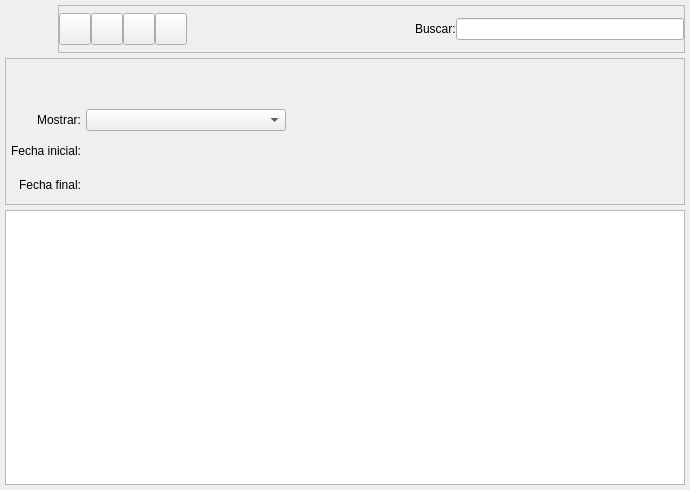
Qt form bulmages/bulmafact/plugins/pluginbf_trazabilidad/movimientosbase.ui (eboladev/Bulmages-1) before a commit.
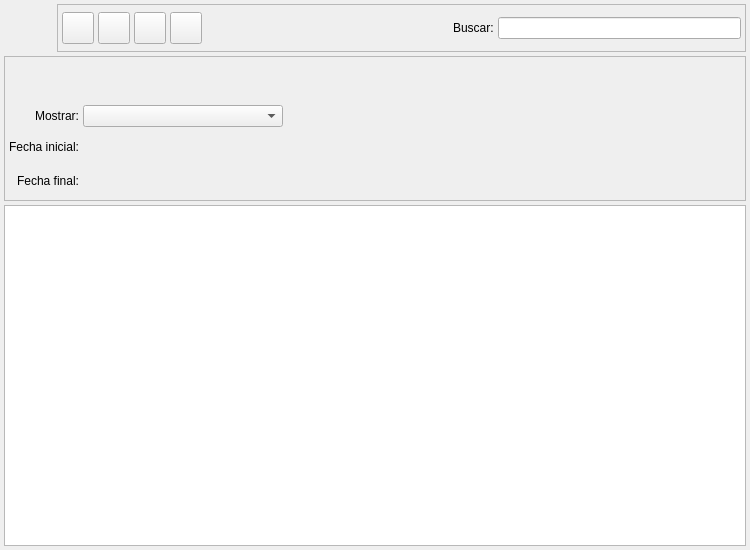
The same form after that commit. Icons and pictures are not drawn. Custom widgets are drawn as their Qt base class.

```diff
--- a/bulmages/bulmafact/plugins/pluginbf_trazabilidad/movimientosbase.ui
+++ b/bulmages/bulmafact/plugins/pluginbf_trazabilidad/movimientosbase.ui
@@ -10,10 +10,16 @@
    <rect>
     <x>0</x>
     <y>0</y>
-    <width>690</width>
-    <height>490</height>
+    <width>750</width>
+    <height>550</height>
    </rect>
   </property>
+  <property name="minimumSize">
+   <size>
+    <width>750</width>
+    <height>550</height>
+   </size>
+  </property>
   <property name="windowTitle">
    <string>Movimientos</string>
   </property>
@@ -23,10 +29,10 @@
   </property>
   <layout class="QGridLayout">
    <property name="margin">
-    <number>5</number>
+    <number>4</number>
    </property>
    <property name="spacing">
-    <number>5</number>
+    <number>4</number>
    </property>
    <item row="0" column="0">
     <layout class="QHBoxLayout">
@@ -77,10 +83,10 @@
        </property>
        <layout class="QHBoxLayout" name="horizontalLayout">
         <property name="spacing">
-         <number>0</number>
+         <number>4</number>
         </property>
         <property name="margin">
-         <number>0</number>
+         <number>4</number>
         </property>
         <item>
          <widget class="QToolButton" name="mui_imprimir">
@@ -111,8 +117,8 @@
           </property>
           <property name="iconSize">
            <size>
-            <width>32</width>
-            <height>32</height>
+            <width>22</width>
+            <height>22</height>
            </size>
           </property>
           <property name="shortcut">
@@ -149,8 +155,8 @@
           </property>
           <property name="iconSize">
            <size>
-            <width>32</width>
-            <height>32</height>
+            <width>22</width>
+            <height>22</height>
            </size>
           </property>
           <property name="shortcut">
@@ -190,8 +196,8 @@
           </property>
           <property name="iconSize">
            <size>
-            <width>32</width>
-            <height>32</height>
+            <width>22</width>
+            <height>22</height>
            </size>
           </property>
           <property name="shortcut">
@@ -231,8 +237,8 @@
           </property>
           <property name="iconSize">
            <size>
-            <width>32</width>
-            <height>32</height>
+            <width>22</width>
+            <height>22</height>
            </size>
           </property>
           <property name="shortcut">
@@ -307,10 +313,10 @@
      </property>
      <layout class="QGridLayout">
       <property name="margin">
-       <number>5</number>
+       <number>4</number>
       </property>
       <property name="spacing">
-       <number>5</number>
+       <number>4</number>
       </property>
       <item row="0" column="2" rowspan="4">
        <layout class="QVBoxLayout">
```
